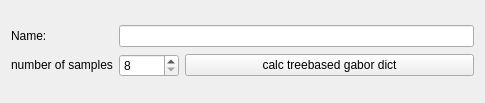
The window that examples/matchingPursuit/treebaseddictwindow.ui (mne-tools/mne-cpp) describes before a commit, drawn with Qt 5.
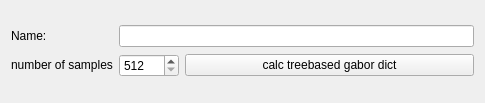
The same window after the commit.

```diff
--- a/examples/matchingPursuit/treebaseddictwindow.ui
+++ b/examples/matchingPursuit/treebaseddictwindow.ui
@@ -66,10 +66,10 @@
         </size>
        </property>
        <property name="minimum">
-        <number>8</number>
+        <number>512</number>
        </property>
        <property name="maximum">
-        <number>4096</number>
+        <number>1024</number>
        </property>
       </widget>
      </item>
```
Left out of the diff: 2 changed lines with no effect on the pictures.
